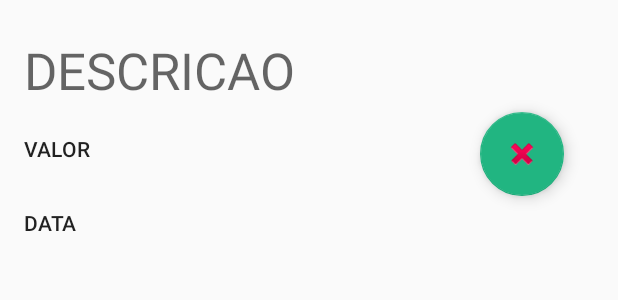
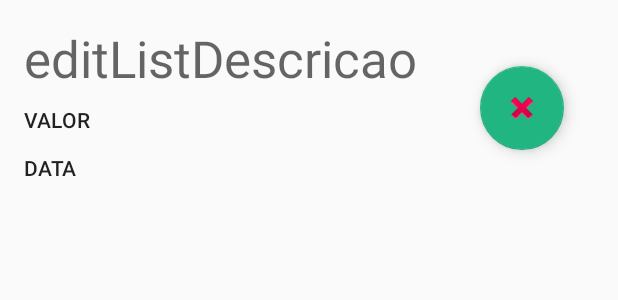
Before and after one commit to DaniloMartins96/GASTOSCONTROL, an Android app: the layout item_lista.xml on its own in the app's theme, with its tools: preview values and no code run, on a phone screen of 412 x 824 dp. Shown: the top 300 px of the screen. Run offline under Robolectric (Android 15) with nearby library versions, the phone set to English and light mode, and no system bars.

Commit message:
agora vai

```diff
--- a/app/src/main/res/layout/item_lista.xml
+++ b/app/src/main/res/layout/item_lista.xml
@@ -8,13 +8,13 @@
     <TextView
         android:id="@+id/editListDescricao"
         android:layout_width="267dp"
-        android:layout_height="49dp"
+        android:layout_height="46dp"
         android:layout_marginStart="8dp"
         android:layout_marginLeft="8dp"
-        android:layout_marginTop="24dp"
+        android:layout_marginTop="16dp"
         android:layout_marginEnd="8dp"
         android:layout_marginRight="8dp"
-        android:text="DESCRICAO"
+        android:text="@string/descricao"
         android:textAppearance="@style/TextAppearance.AppCompat.Display1"
         app:layout_constraintEnd_toEndOf="parent"
         app:layout_constraintHorizontal_bias="0.062"
@@ -24,8 +24,8 @@
     <TextView
         android:id="@+id/editListValor"
         android:layout_width="267dp"
-        android:layout_height="41dp"
-        android:layout_marginTop="16dp"
+        android:layout_height="24dp"
+        android:layout_marginTop="8dp"
         android:text="VALOR"
         android:textAppearance="@style/TextAppearance.AppCompat.Button"
         app:layout_constraintEnd_toEndOf="@+id/editListDescricao"
@@ -36,7 +36,7 @@
     <TextView
         android:id="@+id/editListData"
         android:layout_width="269dp"
-        android:layout_height="42dp"
+        android:layout_height="26dp"
         android:layout_marginTop="8dp"
         android:layout_marginBottom="8dp"
         android:text="DATA"
@@ -45,10 +45,11 @@
         app:layout_constraintEnd_toEndOf="@+id/editListValor"
         app:layout_constraintHorizontal_bias="0.0"
         app:layout_constraintStart_toStartOf="@+id/editListValor"
-        app:layout_constraintTop_toBottomOf="@+id/editListValor" />
+        app:layout_constraintTop_toBottomOf="@+id/editListValor"
+        app:layout_constraintVertical_bias="0.0" />
 
     <android.support.design.widget.FloatingActionButton
-        android:id="@+id/floatingActionButton3"
+        android:id="@+id/btnExcluir"
         android:layout_width="63dp"
         android:layout_height="wrap_content"
         android:layout_marginStart="8dp"
--- a/app/src/main/res/values/strings.xml
+++ b/app/src/main/res/values/strings.xml
@@ -5,4 +5,5 @@
     <string name="btnInfo">Informar</string>
     <string name="mainDate">Informe a data</string>
     <string name="mainDescricao">Informe o seu gasto</string>
+    <string name="descricao">editListDescricao</string>
 </resources>
```
Also changed, not shown: app/src/main/java/com/example/tarde/myapplication/AdapterActivity.java (+48 -7 lines), app/src/main/java/com/example/tarde/myapplication/GastoDAO.java (+11 -0 lines), app/src/main/java/com/example/tarde/myapplication/MainActivity.java (+11 -3 lines).
